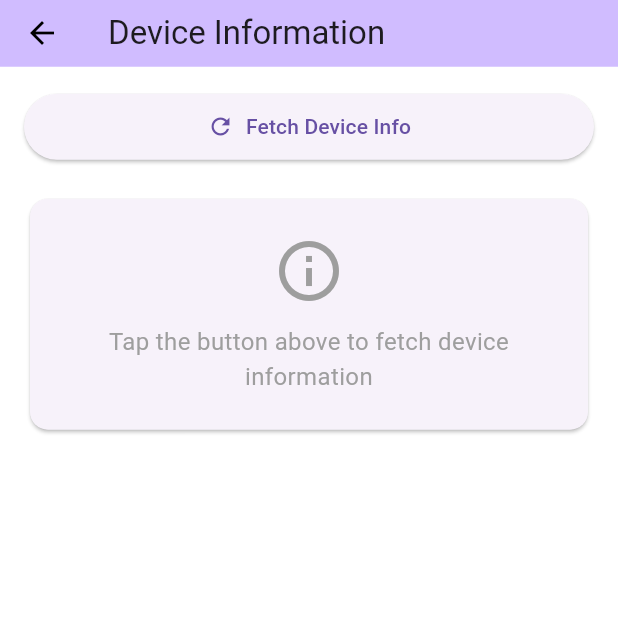
After one commit to AlexxyQQ/varosa_task, a Flutter app: the DeviceInfoWidget screen opened directly, on a phone screen of 412 x 824 dp, the top half of it. The commit adds this screen. Run offline on Flutter 3.47's test engine with Material 3 defaults, Android fonts, the light colour scheme and no system bars; drawn by our look-alikes of overlay_support, upgrader; our stand-ins replace auto_route, cached_network_image, dio, easy_localization, equatable, flutter_bloc and 10 more; accounts and stored records are empty.

Commit message:
Feature:
Added device_info_channel dependency and integrated DeviceInfoRoute into the navigation structure. Updated BottomNavigationWrapper to include Device Info tab and adjusted routing files accordingly.

```diff
--- a/lib/core/common/presentation/routes/app_router.dart
+++ b/lib/core/common/presentation/routes/app_router.dart
@@ -14,7 +14,12 @@ class AppRouter extends RootStackRouter {
     AutoRoute(
       page: BottomNavigationWrapperRoute.page,
       path: RoutePath.bottomNavigation,
-      children: [TodoRoute.route, FormRoute.route, EcomRoute.routes],
+      children: [
+        TodoRoute.route,
+        FormRoute.route,
+        EcomRoute.routes,
+        AutoRoute(page: DeviceInfoRoute.page, path: "device-info"),
+      ],
     ),
   ];
 }
--- a/lib/core/common/presentation/views/wrappers/bottom_navigation.wrapper.dart
+++ b/lib/core/common/presentation/views/wrappers/bottom_navigation.wrapper.dart
@@ -28,6 +28,7 @@ class _BottomNavWrapperPageState extends State<BottomNavWrapperPage> {
         const TodoWrapperRoute(),
         const FormWrapperRoute(),
         const EcomWrapperRoute(),
+        const DeviceInfoRoute(),
       ],
       builder: (context, child, c) {
         final tabsRouter = context.tabsRouter;
@@ -89,6 +90,11 @@ class _BottomNavWrapperPageState extends State<BottomNavWrapperPage> {
         label: 'Ecom',
         isActive: tabsRouter.activeIndex == 2,
       ),
+      _navBarItem(
+        icon: Icons.info,
+        label: 'Device Info',
+        isActive: tabsRouter.activeIndex == 3,
+      ),
     ];
   }
 
--- /dev/null
+++ b/packages/device_info_channel/analysis_options.yaml
@@ -0,0 +1,4 @@
+include: package:flutter_lints/flutter.yaml
+
+# Additional information about this file can be found at
+# https://dart.dev/guides/language/analysis-options
--- /dev/null
+++ b/packages/device_info_channel/lib/device_info_channel.dart
@@ -0,0 +1,48 @@
+library device_info_channel;
+
+import 'dart:convert';
+import 'package:flutter/services.dart';
+
+export 'device_info_widget.dart';
+
+/// Model class to represent device information
+class DeviceInfo {
+  final int batteryLevel;
+  final String deviceModel;
+  final bool isCharging;
+  final DateTime systemTime;
+
+  DeviceInfo({
+    required this.batteryLevel,
+    required this.deviceModel,
+    required this.isCharging,
+    required this.systemTime,
+  });
+
+  factory DeviceInfo.fromJson(Map<String, dynamic> json) {
+    return DeviceInfo(
+      batteryLevel: json['batteryLevel'] as int,
+      deviceModel: json['deviceModel'] as String,
+      isCharging: json['isCharging'] as bool,
+      systemTime: DateTime.parse(json['systemTime'] as String),
+    );
+  }
+}
+
+/// Main class for device information channel communication
+class DeviceInfoChannel {
+  static const MethodChannel _channel = MethodChannel('device_info_channel');
+
+  /// Fetches device information from native platform
+  static Future<DeviceInfo> getDeviceInfo() async {
+    try {
+      final Map<dynamic, dynamic> result = await _channel.invokeMethod(
+        'getDeviceInfo',
+      );
+      final Map<String, dynamic> jsonMap = Map<String, dynamic>.from(result);
+      return DeviceInfo.fromJson(jsonMap);
+    } on PlatformException catch (e) {
+      throw Exception('Failed to get device info: ${e.message}');
+    }
+  }
+}
--- /dev/null
+++ b/packages/device_info_channel/lib/device_info_widget.dart
@@ -0,0 +1,153 @@
+import 'package:flutter/material.dart';
+import 'device_info_channel.dart';
+
+/// A widget that displays device information fetched via MethodChannel
+class DeviceInfoWidget extends StatefulWidget {
+  const DeviceInfoWidget({super.key});
+
+  @override
+  State<DeviceInfoWidget> createState() => _DeviceInfoWidgetState();
+}
+
+class _DeviceInfoWidgetState extends State<DeviceInfoWidget> {
+  DeviceInfo? _deviceInfo;
+  bool _isLoading = false;
+  String? _error;
+
+  Future<void> _fetchDeviceInfo() async {
+    setState(() {
+      _isLoading = true;
+      _error = null;
+    });
+
+    try {
+      final deviceInfo = await DeviceInfoChannel.getDeviceInfo();
+      setState(() {
+        _deviceInfo = deviceInfo;
+        _isLoading = false;
+      });
+    } catch (e) {
+      setState(() {
+        _error = e.toString();
+        _isLoading = false;
+      });
+    }
+  }
+
+  Widget _buildInfoCard(String title, String value, IconData icon) {
+    return Card(
+      elevation: 2,
+      margin: const EdgeInsets.symmetric(vertical: 4),
+      child: ListTile(
+        leading: Icon(icon, color: Theme.of(context).primaryColor),
+        title: Text(title, style: const TextStyle(fontWeight: FontWeight.w500)),
+        subtitle: Text(value, style: const TextStyle(fontSize: 16)),
+      ),
+    );
+  }
+
+  @override
+  Widget build(BuildContext context) {
+    return Scaffold(
+      appBar: AppBar(
+        title: const Text('Device Information'),
+        backgroundColor: Theme.of(context).colorScheme.inversePrimary,
+      ),
+      body: Padding(
+        padding: const EdgeInsets.all(16.0),
+        child: Column(
+          crossAxisAlignment: CrossAxisAlignment.stretch,
+          children: [
+            ElevatedButton.icon(
+              onPressed: _isLoading ? null : _fetchDeviceInfo,
+              icon: _isLoading
+                  ? const SizedBox(
+                      width: 20,
+                      height: 20,
+                      child: CircularProgressIndicator(strokeWidth: 2),
+                    )
+                  : const Icon(Icons.refresh),
+              label: Text(_isLoading ? 'Fetching...' : 'Fetch Device Info'),
+              style: ElevatedButton.styleFrom(
+                padding: const EdgeInsets.symmetric(vertical: 12),
+              ),
+            ),
+            const SizedBox(height: 20),
+            if (_error != null)
+              Card(
+                color: Colors.red.shade50,
+                child: Padding(
+                  padding: const EdgeInsets.all(16.0),
+                  child: Column(
+                    crossAxisAlignment: CrossAxisAlignment.start,
+                    children: [
+                      const Row(
+                        children: [
+                          Icon(Icons.error, color: Colors.red),
+                          SizedBox(width: 8),
+                          Text(
+                            'Error',
+                            style: TextStyle(
+                              fontWeight: FontWeight.bold,
+                              color: Colors.red,
+                            ),
+                          ),
+                        ],
+                      ),
+                      const SizedBox(height: 8),
+                      Text(_error!, style: const TextStyle(color: Colors.red)),
+                    ],
+                  ),
+                ),
+              ),
+            if (_deviceInfo != null) ...[
+              const Text(
+                'Device Information:',
+                style: TextStyle(fontSize: 18, fontWeight: FontWeight.bold),
+              ),
+              const SizedBox(height: 12),
+              _buildInfoCard(
+                'Battery Level',
+                '${_deviceInfo!.batteryLevel}%',
+                Icons.battery_std,
+              ),
+              _buildInfoCard(
+                'Device Model',
+                _deviceInfo!.deviceModel,
+                Icons.phone_android,
+              ),
+              _buildInfoCard(
+                'Charging Status',
+                _deviceInfo!.isCharging ? 'Charging' : 'Not Charging',
+                _deviceInfo!.isCharging
+                    ? Icons.battery_charging_full
+                    : Icons.battery_std,
+              ),
+              _buildInfoCard(
+                'System Time',
+                '${_deviceInfo!.systemTime.toLocal().toString().substring(0, 19)}',
+                Icons.access_time,
+              ),
+            ] else if (!_isLoading && _error == null)
+              const Card(
+                child: Padding(
+                  padding: EdgeInsets.all(24.0),
+                  child: Column(
+                    children: [
+                      Icon(Icons.info_outline, size: 48, color: Colors.grey),
+                      SizedBox(height: 12),
+                      Text(
+                        'Tap the button above to fetch device information',
+                        textAlign: TextAlign.center,
+                        style: TextStyle(fontSize: 16, color: Colors.grey),
+                      ),
+                    ],
+                  ),
+                ),
+              ),
+          ],
+        ),
+      ),
+    );
+  }
+}
--- a/pubspec.yaml
+++ b/pubspec.yaml
@@ -12,6 +12,8 @@ dependencies:
   flutter:
     sdk: flutter
 
+  device_info_channel:
+    path: packages/device_info_channel
   overlay_support: ^2.1.0
   cupertino_icons: ^1.0.8
   flutter_screenutil: ^5.9.3
```
Also changed, not shown: lib/features/device_info/presentation/pages/device_info_page.dart (added, +252 -0 lines), packages/device_info_channel/pubspec.yaml (added, +60 -0 lines), lib/core/common/presentation/routes/app_router.gr.dart, pubspec.lock, 10 other files.
